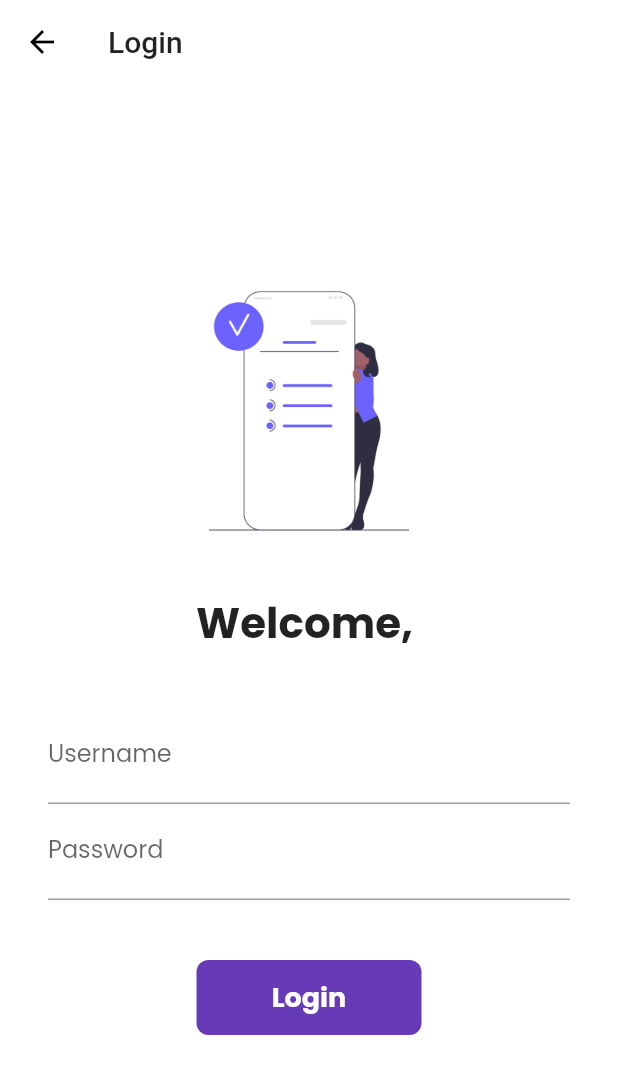
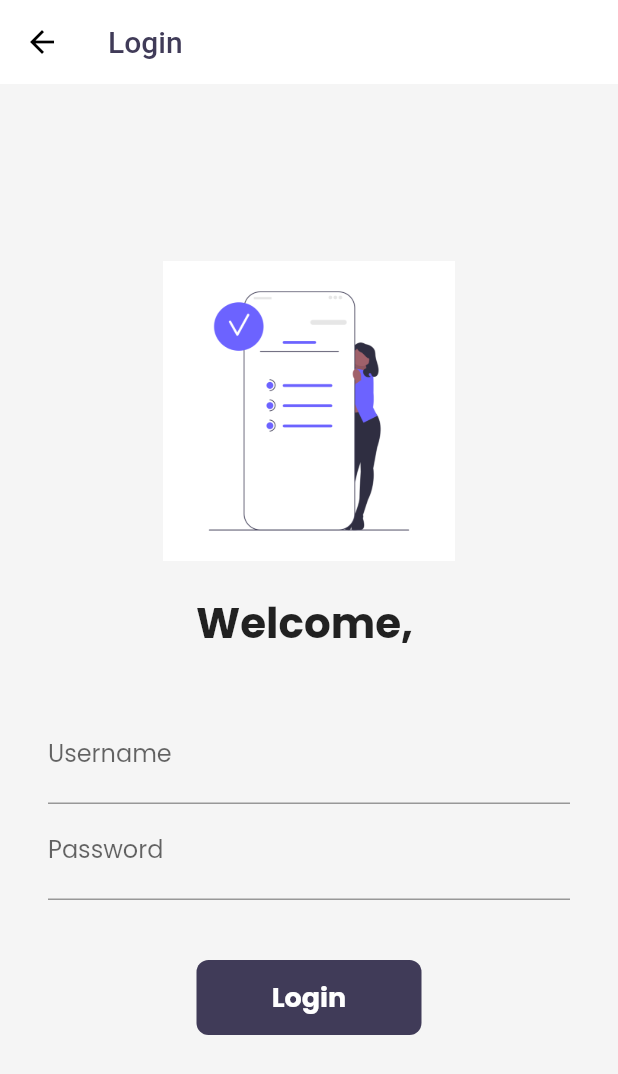
Before and after one commit to yudiz-abhishek/30DaysOfFlutter, a Flutter app: the LoginPage screen opened by its route, on a phone screen of 412 x 824 dp. Shown: the top 1074 px of the screen. Run offline on Flutter 3.47's test engine with Material 2 defaults, Android fonts, the phone set to English and light mode, and no system bars; our stand-ins replace google_fonts, velocity_x; network calls fail.

Commit message:
DarkTheme Support

```diff
--- a/lib/main.dart
+++ b/lib/main.dart
@@ -28,7 +28,7 @@ class MyApp extends StatelessWidget {
 
     return MaterialApp(
       //Set Dark and Light Theme
-      themeMode: ThemeMode.light,
+      themeMode: ThemeMode.system,
       //For remove debuge banner
       debugShowCheckedModeBanner: false,
       //For Light Theme Colors
--- a/lib/pages/login_page.dart
+++ b/lib/pages/login_page.dart
@@ -1,5 +1,6 @@
 import 'package:flutter/material.dart';
 import 'package:flutter_catalog/utils/routes.dart';
+import 'package:velocity_x/velocity_x.dart';
 
 class LoginPage extends StatefulWidget {
   @override
@@ -36,13 +37,13 @@ class _LoginPageState extends State<LoginPage> {
   @override
   Widget build(BuildContext context) {
     return Scaffold(
-      backgroundColor: Colors.white,
+      backgroundColor: context.canvasColor,
       appBar: AppBar(
-        title: Text("Login"),
+        // title: Text("Login"),
+        title: "Login".text.color(context.accentColor).make(),
       ),
       body: Center(
           child: Material(
-              color: Colors.white,
               child: SingleChildScrollView(
         //For Form and Validation
         child: Form(
@@ -78,8 +79,7 @@ class _LoginPageState extends State<LoginPage> {
                   children: [
                     TextFormField(
                       decoration: InputDecoration(
-                                  hintText: "Enter Username",
-                                  labelText: "Username"),
+                          hintText: "Enter Username", labelText: "Username"),
                       validator: (value) {
                         if (value!.isEmpty) {
                           return "Username cannot be empty";
@@ -97,8 +97,7 @@ class _LoginPageState extends State<LoginPage> {
                       //For Seucre text default => False
                       obscureText: true,
                       decoration: InputDecoration(
-                                  hintText: "Enter Password",
-                                  labelText: "Password"),
+                          hintText: "Enter Password", labelText: "Password"),
                       validator: (value) {
                         if (value!.isEmpty) {
                           return "Passsword cannot be empty";
@@ -121,9 +120,8 @@ class _LoginPageState extends State<LoginPage> {
                     // )
                     //For Container with Clickable event
                     Material(
-                              color: Colors.deepPurple,
-                              borderRadius:
-                                  BorderRadius.circular(changeBtn ? 50 : 8),
+                      color: context.theme.buttonColor,
+                      borderRadius: BorderRadius.circular(changeBtn ? 50 : 8),
                       child: InkWell(
                         onTap: () => moveToHome(context),
                         //For change we can use Ink also here for check riple effect while tapping
--- a/lib/widgets/home_widgets/catalog_header.dart
+++ b/lib/widgets/home_widgets/catalog_header.dart
@@ -11,7 +11,7 @@ class CatalogHeader extends StatelessWidget {
     return Column(
       crossAxisAlignment: CrossAxisAlignment.start,
       children: [
-        "Catalog App".text.xl5.bold.color(MyTheme.darkBluishColor).make(),
+        "Catalog App".text.xl5.bold.color(context.theme.accentColor).make(),
         "Trending products".text.xl2.make(),
       ],
     );
--- a/lib/widgets/home_widgets/catalog_image.dart
+++ b/lib/widgets/home_widgets/catalog_image.dart
@@ -19,7 +19,7 @@ class CatalogImage extends StatelessWidget {
         .box
         .rounded
         .p8 //Padding
-        .color(MyTheme.creamColor)
+        .color(context.canvasColor)
         .make()
         .p16()
         .w40(context); //For Width half wHalf same as for width 40
--- a/lib/widgets/home_widgets/catalog_list.dart
+++ b/lib/widgets/home_widgets/catalog_list.dart
@@ -57,7 +57,7 @@ class CatalogItem extends StatelessWidget {
           mainAxisAlignment: MainAxisAlignment.center,
           children: [
             catelog.name.text.lg //lg => textScaleFactor
-                .color(MyTheme.darkBluishColor)
+                .color(context.accentColor)
                 .bold
                 .make(),
             catelog.desc.text
@@ -76,7 +76,7 @@ class CatalogItem extends StatelessWidget {
                     onPressed: () {},
                     style: ButtonStyle(
                       backgroundColor:
-                          MaterialStateProperty.all(MyTheme.darkBluishColor),
+                          MaterialStateProperty.all(context.theme.buttonColor),
                       shape: MaterialStateProperty.all(
                           StadiumBorder()), //For Give the shpae for Button
                     ),
@@ -87,7 +87,7 @@ class CatalogItem extends StatelessWidget {
         ))
       ],
     ))
-        .white
+        .color(context.cardColor)
         .roundedLg //RoundedLg => Large (Velocity_X)
         .square(150)
         .make()
--- a/lib/widgets/themes.dart
+++ b/lib/widgets/themes.dart
@@ -1,25 +1,48 @@
+// ignore_for_file: deprecated_member_use
+
 import 'package:flutter/material.dart';
 import 'package:google_fonts/google_fonts.dart';
+import 'package:velocity_x/velocity_x.dart';
 
 class MyTheme {
   //Light Theme
   static ThemeData lightTheme(BuildContext context) => ThemeData(
       //Auto Switch Colors using dart collections
       primarySwatch: Colors.deepPurple,
+      cardColor: Colors.white,
+      canvasColor: creamColor,
+      buttonColor: darkBluishColor,
+      accentColor: darkBluishColor,
+      // buttonTheme: ButtonThemeData(buttonColor: darkBluishColor),
       //For Allover App Font
       fontFamily: GoogleFonts.poppins().fontFamily,
       appBarTheme: AppBarTheme(
           color: Colors.white,
           elevation: 0.0,
-          iconTheme: IconThemeData(color: Colors.black),
+          iconTheme: IconThemeData(
+              color: Colors.black), //For Icons Colors (Back arrow etc)
           //For App Bar Title text
           titleTextStyle: Theme.of(context).textTheme.headline6));
 
   //Dark Theme
-  static ThemeData darkTheme(BuildContext context) =>
-      ThemeData(brightness: Brightness.dark);
+  static ThemeData darkTheme(BuildContext context) => ThemeData(
+      brightness: Brightness.dark, //For Some places dark color
+      fontFamily: GoogleFonts.poppins().fontFamily,
+      cardColor: Colors.black,
+      canvasColor: darkCreamColor,
+      buttonColor: lightBluishColor,
+      accentColor: Colors.white,
+      appBarTheme: AppBarTheme(
+          color: Colors.black,
+          elevation: 0.0,
+          iconTheme: IconThemeData(
+              color: Colors.white), //For Icons Colors (Back arrow etc)
+          //For App Bar Title text
+          titleTextStyle: Theme.of(context).textTheme.headline6));
 
   //Colors
   static Color creamColor = Color(0xfff5f5f5);
+  static Color darkCreamColor = Color(0xff0b0b0b);
   static Color darkBluishColor = Color(0xff403b58);
+  static Color lightBluishColor = Vx.indigo500;
 }
```
Also changed, not shown: lib/pages/home_detail_page.dart (+5 -5 lines), lib/pages/home_page.dart (+8 -3 lines). Lines whose indentation alone changed are shown as unchanged.
